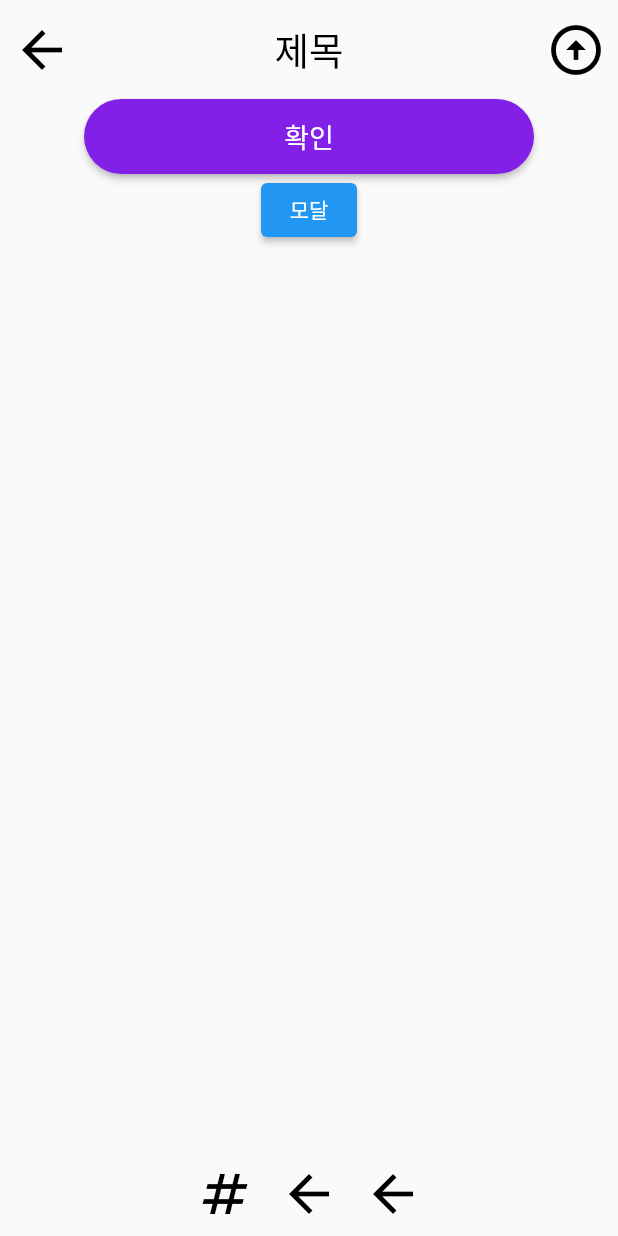
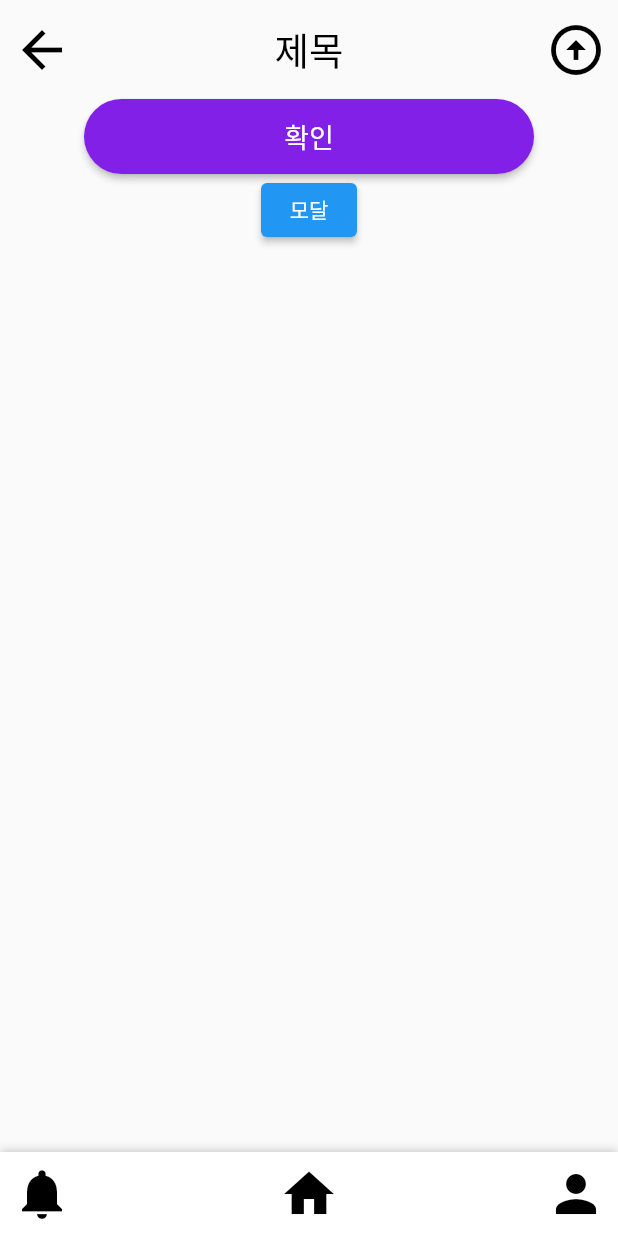
Before and after one commit to tngus2sh/KeePing, a Flutter app: the Page1 screen opened directly, on a phone screen of 412 x 824 dp. Run offline on Flutter 3.47's test engine with Material 2 defaults, Android fonts, the phone set to English and light mode, and no system bars.

Commit message:
feat: 하단 내브바 아이콘 수정 및 간격 조절, 그림자 추가 (##S09P22C207-83)

```diff
--- a/client/lib/widgets/bottom_nav.dart
+++ b/client/lib/widgets/bottom_nav.dart
@@ -15,14 +15,25 @@ class BottomNav extends StatelessWidget {
   Widget build(BuildContext context) {
     // TODO: implement build
     return Container(
+      decoration: BoxDecoration(
+        color: Colors.white,
+        boxShadow: [
+          BoxShadow(
+            color: Colors.grey.withOpacity(0.7),
+            spreadRadius: 0,
+            blurRadius: 5.0,
+            offset: Offset(0, 0),
+          ),
+        ],
+      ),
       child: Row(
-        mainAxisAlignment: MainAxisAlignment.center,
+        mainAxisAlignment: MainAxisAlignment.spaceBetween,
         children: [
           IconButton(
             onPressed: () {
               Navigator.push(context, MaterialPageRoute(builder: (_) => KeyboardTest()));
             },
-            icon: Icon(Icons.numbers),
+            icon: Icon(Icons.notifications),
             color: elementColor,
             iconSize: 40.0,
           ),
@@ -30,7 +41,7 @@ class BottomNav extends StatelessWidget {
             onPressed: () {
               Navigator.push(context, MaterialPageRoute(builder: (_) => path));
             },
-            icon: icon,
+            icon: Icon(Icons.home),
             color: elementColor,
             iconSize: 40.0,
           ),
@@ -38,7 +49,7 @@ class BottomNav extends StatelessWidget {
             onPressed: () {
               Navigator.push(context, MaterialPageRoute(builder: (_) => path));
             },
-            icon: icon,
+            icon: Icon(Icons.person),
             color: elementColor,
             iconSize: 40.0,
           )
```
